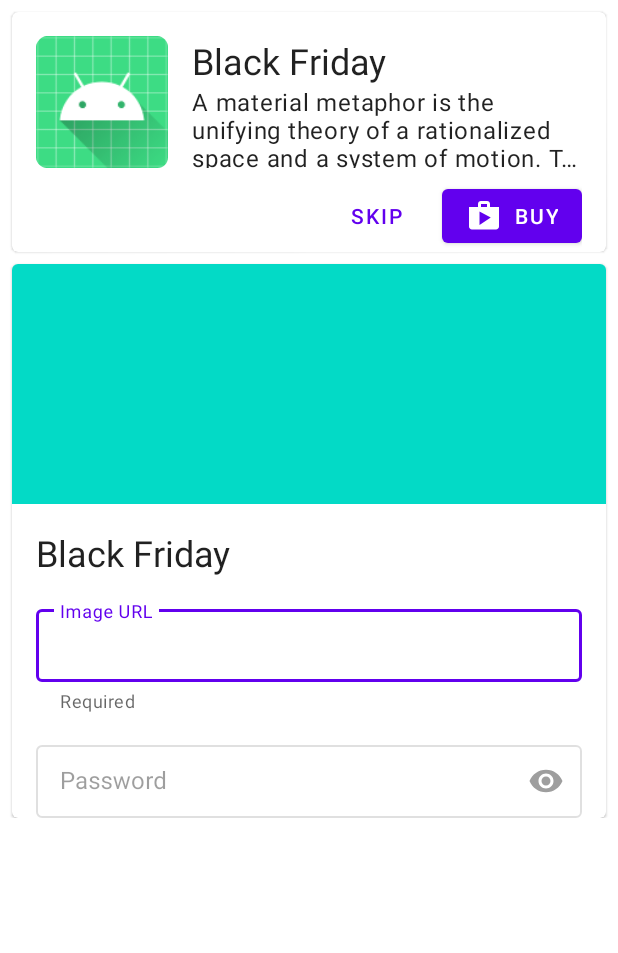
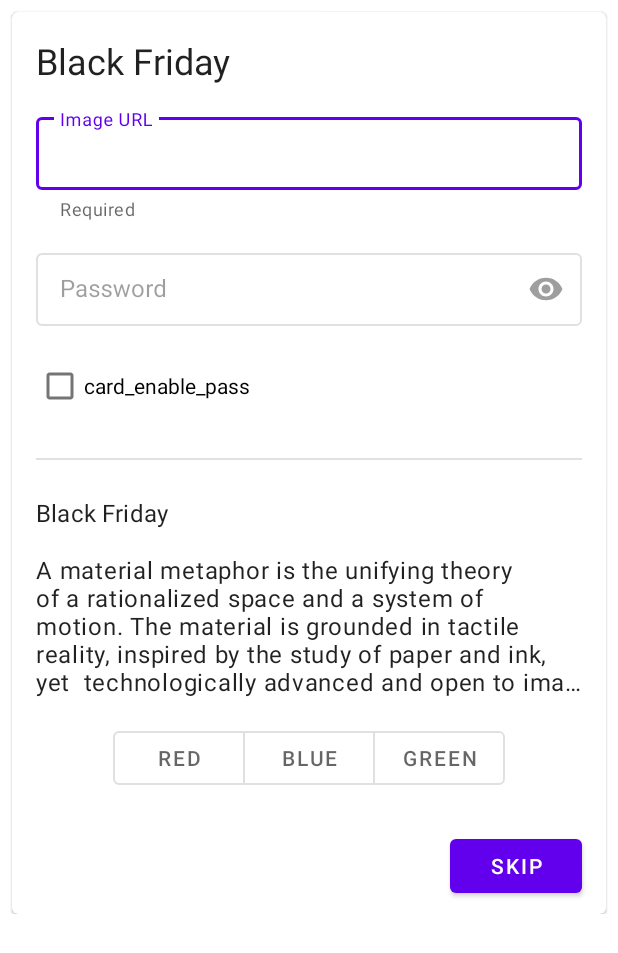
Before and after one commit to DavidGlezQ/Seccion6-MDC, an Android app: the layout content_scrolling.xml on its own in the app's theme, with its tools: preview values and no code run, on a phone screen of 412 x 824 dp. Shown: the top 953 px of the screen. Run offline under Robolectric (Android 15) with nearby library versions, the phone set to English and light mode, and no system bars.

Commit message:
Seccion 6 MDC
Clases 59 - 62

```diff
--- a/Seccion6MDC/app/src/main/java/com/david_glez/seccion6_mdc/ScrollingActivity.kt
+++ b/Seccion6MDC/app/src/main/java/com/david_glez/seccion6_mdc/ScrollingActivity.kt
@@ -1,9 +1,6 @@
 package com.david_glez.seccion6_mdc
 
 import android.os.Bundle
-import com.google.android.material.appbar.CollapsingToolbarLayout
-import com.google.android.material.floatingactionbutton.FloatingActionButton
-import com.google.android.material.snackbar.Snackbar
 import androidx.appcompat.app.AppCompatActivity
 import android.view.Menu
 import android.view.MenuItem
--- a/Seccion6MDC/app/src/main/res/layout/content_scrolling.xml
+++ b/Seccion6MDC/app/src/main/res/layout/content_scrolling.xml
@@ -5,7 +5,7 @@
     xmlns:tools="http://schemas.android.com/tools"
     android:layout_width="match_parent"
     android:layout_height="match_parent"
-    app:layout_behavior="@string/appbar_scrolling_view_behavior"
+    app:layout_behavior="com.google.android.material.appbar.AppBarLayout$ScrollingViewBehavior"
     tools:context=".ScrollingActivity"
     tools:showIn="@layout/activity_scrolling">
 
@@ -15,11 +15,13 @@
         android:orientation="vertical">
 
         <com.google.android.material.card.MaterialCardView
+            android:id="@+id/cvAd"
             android:layout_width="match_parent"
             android:layout_height="wrap_content"
             android:layout_marginTop="@dimen/common_padding_min"
             android:layout_marginStart="@dimen/common_padding_min"
             android:layout_marginEnd="@dimen/common_padding_min"
+            android:visibility="gone"
             android:clickable="true"
             android:focusable="true">
 
@@ -34,28 +36,28 @@
                     android:id="@+id/imgCard"
                     android:layout_width="@dimen/card_img_size"
                     android:layout_height="@dimen/card_img_size"
+                    android:src="@mipmap/ic_launcher"
                     android:importantForAccessibility="no"
                     app:layout_constraintStart_toStartOf="parent"
-                    app:layout_constraintTop_toTopOf="parent"
-                    android:src="@mipmap/ic_launcher"/>
+                    app:layout_constraintTop_toTopOf="parent"/>
 
                 <com.google.android.material.button.MaterialButton
                     android:id="@+id/btnBuy"
                     android:layout_width="wrap_content"
                     android:layout_height="wrap_content"
+                    android:text="@string/card_btn_buy"
                     android:layout_marginTop="@dimen/common_padding_min"
-                    android:text="@string/card_btn_buy"
                     app:icon="@drawable/ic_shop"
                     app:layout_constraintEnd_toEndOf="parent"
-                    app:layout_constraintTop_toBottomOf="@+id/imgCard" />
+                    app:layout_constraintTop_toBottomOf="@id/imgCard"/>
 
                 <com.google.android.material.button.MaterialButton
                     android:id="@+id/btnSkip"
                     android:layout_width="wrap_content"
                     android:layout_height="wrap_content"
                     android:text="@string/card_btn_skip"
-                    app:layout_constraintEnd_toStartOf="@+id/btnBuy"
-                    app:layout_constraintTop_toTopOf="@+id/btnBuy"
+                    app:layout_constraintEnd_toStartOf="@id/btnBuy"
+                    app:layout_constraintTop_toTopOf="@id/btnBuy"
                     style="@style/Widget.MaterialComponents.Button.TextButton"/>
 
                 <TextView
@@ -63,24 +65,23 @@
                     android:layout_width="0dp"
                     android:layout_height="wrap_content"
                     android:text="@string/card_title"
+                    android:textAppearance="?attr/textAppearanceHeadline5"
                     android:layout_marginStart="@dimen/common_padding_default"
-                    android:textAppearance="?attr/textAppearanceHeadline5"
+                    app:layout_constraintStart_toEndOf="@id/imgCard"
                     app:layout_constraintEnd_toEndOf="parent"
-                    app:layout_constraintStart_toEndOf="@+id/imgCard"
-                    app:layout_constraintTop_toTopOf="parent" />
+                    app:layout_constraintTop_toTopOf="parent"/>
 
                 <TextView
                     android:layout_width="0dp"
                     android:layout_height="0dp"
                     android:text="@string/large_text"
+                    android:textAppearance="?attr/textAppearanceBody1"
                     android:maxLines="3"
                     android:ellipsize="end"
-                    android:textAppearance="?attr/textAppearanceBody1"
-                    app:layout_constraintStart_toStartOf="@+id/tvTitle"
+                    app:layout_constraintStart_toStartOf="@id/tvTitle"
                     app:layout_constraintEnd_toEndOf="@id/tvTitle"
                     app:layout_constraintTop_toBottomOf="@id/tvTitle"
                     app:layout_constraintBottom_toBottomOf="@id/imgCard"/>
-
 
             </androidx.constraintlayout.widget.ConstraintLayout>
         </com.google.android.material.card.MaterialCardView>
@@ -101,10 +102,11 @@
                     android:layout_width="0dp"
                     android:layout_height="@dimen/card_img_cover_height"
                     android:importantForAccessibility="no"
+                    android:background="@color/design_default_color_secondary"
+                    android:visibility="gone"
                     app:layout_constraintStart_toStartOf="parent"
                     app:layout_constraintEnd_toEndOf="parent"
-                    app:layout_constraintTop_toTopOf="parent"
-                    android:background="@color/design_default_color_secondary"/>
+                    app:layout_constraintTop_toTopOf="parent" />
 
                 <TextView
                     android:id="@+id/tvTitleAlt"
@@ -113,23 +115,22 @@
                     android:text="@string/card_title"
                     android:textAppearance="?attr/textAppearanceHeadline5"
                     android:layout_margin="@dimen/common_padding_default"
+                    app:layout_constraintStart_toStartOf="parent"
                     app:layout_constraintEnd_toEndOf="parent"
-                    app:layout_constraintStart_toStartOf="parent"
-                    app:layout_constraintTop_toBottomOf="@+id/imgCover" />
+                    app:layout_constraintTop_toBottomOf="@id/imgCover"/>
 
                 <com.google.android.material.textfield.TextInputLayout
-                    android:id="@+id/tilURL"
+                    android:id="@+id/tilUrl"
                     android:layout_width="0dp"
                     android:layout_height="wrap_content"
                     android:hint="@string/card_input_url"
-                    android:layout_margin="@dimen/common_padding_default"
+                    android:layout_marginTop="@dimen/common_padding_default"
+                    app:helperText="@string/card_required"
                     app:endIconMode="clear_text"
-                    app:helperText="@string/card_required"
+                    app:layout_constraintStart_toStartOf="@id/tvTitleAlt"
+                    app:layout_constraintEnd_toEndOf="@id/tvTitleAlt"
                     app:layout_constraintTop_toBottomOf="@id/tvTitleAlt"
-                    app:layout_constraintStart_toStartOf="parent"
-                    app:layout_constraintEnd_toEndOf="parent"
                     style="@style/Widget.MaterialComponents.TextInputLayout.OutlinedBox.Dense">
-
                     <com.google.android.material.textfield.TextInputEditText
                         android:id="@+id/etUrl"
                         android:layout_width="match_parent"
@@ -143,24 +144,106 @@
                     android:layout_height="wrap_content"
                     android:hint="@string/card_password"
                     android:layout_marginTop="@dimen/common_padding_default"
+                    android:enabled="false"
                     app:endIconMode="password_toggle"
-                    android:enabled="false"
                     app:layout_constraintStart_toStartOf="@id/tvTitleAlt"
                     app:layout_constraintEnd_toEndOf="@id/tvTitleAlt"
-                    app:layout_constraintTop_toBottomOf="@id/tilURL"
+                    app:layout_constraintTop_toBottomOf="@id/tilUrl"
                     style="@style/Widget.MaterialComponents.TextInputLayout.OutlinedBox.Dense">
-
                     <com.google.android.material.textfield.TextInputEditText
                         android:id="@+id/etPassword"
                         android:layout_width="match_parent"
                         android:layout_height="wrap_content"
                         android:inputType="textPassword"/>
-
                 </com.google.android.material.textfield.TextInputLayout>
 
+                <com.google.android.material.checkbox.MaterialCheckBox
+                    android:id="@+id/cbEnablePass"
+                    android:layout_width="wrap_content"
+                    android:layout_height="wrap_content"
+                    android:text="card_enable_pass"
+                    android:layout_marginTop="@dimen/common_padding_default"
+                    app:layout_constraintStart_toStartOf="@id/tvTitleAlt"
+                    app:layout_constraintTop_toBottomOf="@id/tilPassword"/>
+
+                <View
+                    android:id="@+id/divider"
+                    android:layout_width="0dp"
+                    android:layout_height="1dp"
+                    android:layout_marginTop="@dimen/common_padding_middle"
+                    android:background="@color/color_divider"
+                    app:layout_constraintStart_toStartOf="@id/tvTitleAlt"
+                    app:layout_constraintEnd_toEndOf="@id/tvTitleAlt"
+                    app:layout_constraintTop_toBottomOf="@id/cbEnablePass"/>
+
+                <TextView
+                    android:id="@+id/tvSubtitle"
+                    android:layout_width="0dp"
+                    android:layout_height="wrap_content"
+                    android:text="@string/card_title"
+                    android:textAppearance="?attr/textAppearanceSubtitle1"
+                    android:layout_marginTop="@dimen/common_padding_middle"
+                    app:layout_constraintStart_toStartOf="@id/tvTitleAlt"
+                    app:layout_constraintEnd_toEndOf="@id/tvTitleAlt"
+                    app:layout_constraintTop_toBottomOf="@id/divider"/>
+
+                <TextView
+                    android:id="@+id/tvMessageAlt"
+                    android:layout_width="0dp"
+                    android:layout_height="wrap_content"
+                    android:text="@string/large_text"
+                    android:textAppearance="?attr/textAppearanceBody1"
+                    android:maxLines="5"
+                    android:ellipsize="end"
+                    android:layout_marginTop="@dimen/common_padding_default"
+                    app:layout_constraintStart_toStartOf="@id/tvTitleAlt"
+                    app:layout_constraintEnd_toEndOf="@id/tvTitleAlt"
+                    app:layout_constraintTop_toBottomOf="@id/tvSubtitle"/>
+
+                <com.google.android.material.button.MaterialButtonToggleGroup
+                    android:id="@+id/toggle_button"
+                    android:layout_width="wrap_content"
+                    android:layout_height="wrap_content"
+                    android:layout_marginTop="@dimen/common_padding_default"
+                    app:layout_constraintStart_toStartOf="parent"
+                    app:layout_constraintEnd_toEndOf="parent"
+                    app:layout_constraintTop_toBottomOf="@id/tvMessageAlt">
+
+                    <Button
+                        android:id="@+id/btnRed"
+                        android:layout_width="wrap_content"
+                        android:layout_height="wrap_content"
+                        android:text="@string/card_toggle_red"
+                        style="?attr/materialButtonOutlinedStyle"/>
+
+                    <Button
+                        android:id="@+id/btnBlue"
+                        android:layout_width="wrap_content"
+                        android:layout_height="wrap_content"
+                        android:text="@string/card_toggle_blue"
+                        style="?attr/materialButtonOutlinedStyle"/>
+
+                    <Button
+                        android:id="@+id/btnGreen"
+                        android:layout_width="wrap_content"
+                        android:layout_height="wrap_content"
+                        android:text="@string/card_toggle_green"
+                        style="?attr/materialButtonOutlinedStyle"/>
+
+                </com.google.android.material.button.MaterialButtonToggleGroup>
+
+                <com.google.android.material.button.MaterialButton
+                    android:layout_width="wrap_content"
+                    android:layout_height="wrap_content"
+                    android:text="@string/card_btn_skip"
+                    android:layout_marginTop="@dimen/common_padding_middle"
+                    android:layout_marginBottom="@dimen/common_padding_min"
+                    app:layout_constraintEnd_toEndOf="@id/tvTitleAlt"
+                    app:layout_constraintTop_toBottomOf="@id/toggle_button"
+                    app:layout_constraintBottom_toBottomOf="parent"/>
 
             </androidx.constraintlayout.widget.ConstraintLayout>
         </com.google.android.material.card.MaterialCardView>
+
     </LinearLayout>
-
 </androidx.core.widget.NestedScrollView>
--- a/Seccion6MDC/app/src/main/res/values/colors.xml
+++ b/Seccion6MDC/app/src/main/res/values/colors.xml
@@ -7,4 +7,5 @@
     <color name="teal_700">#FF018786</color>
     <color name="black">#FF000000</color>
     <color name="white">#FFFFFFFF</color>
+    <color name="color_divider">#1e000000</color>
 </resources>
--- a/Seccion6MDC/app/src/main/res/values/dimens.xml
+++ b/Seccion6MDC/app/src/main/res/values/dimens.xml
@@ -6,4 +6,5 @@
     <dimen name="common_padding_min">8dp</dimen>
     <dimen name="common_padding_default">16dp</dimen>
     <dimen name="card_img_cover_height">160dp</dimen>
+    <dimen name="common_padding_middle">24dp</dimen>
 </resources>
--- a/Seccion6MDC/app/src/main/res/values/strings.xml
+++ b/Seccion6MDC/app/src/main/res/values/strings.xml
@@ -95,4 +95,8 @@
     <string name="card_input_url">Image URL</string>
     <string name="card_required">Required</string>
     <string name="card_password">Password</string>
+    <string name="enabled_pass">Enabled Password</string>
+    <string name="card_toggle_red">Red</string>
+    <string name="card_toggle_blue">BLue</string>
+    <string name="card_toggle_green">Green</string>
 </resources>
```
